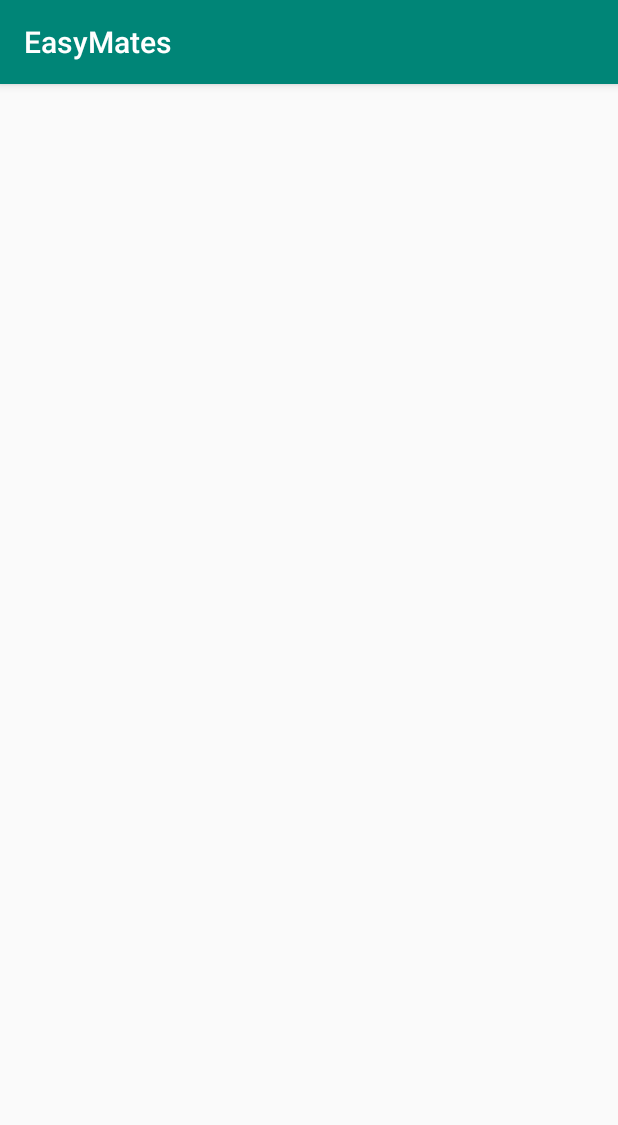
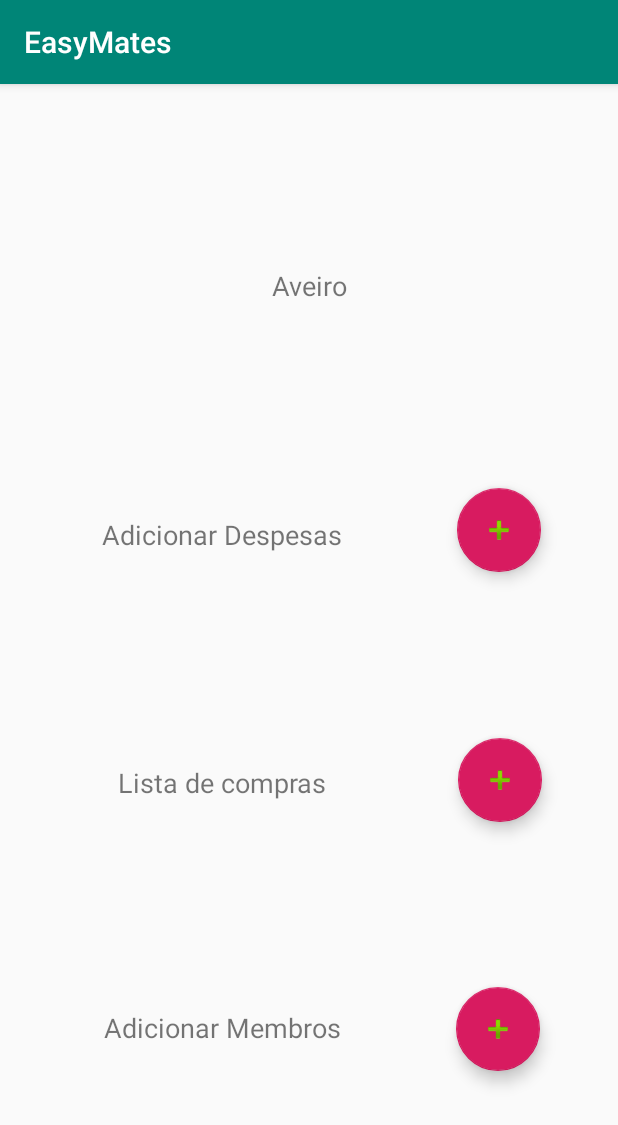
Before and after one commit to user-cube/EasyMates, an Android app: the manageHouse screen opened directly, with no data from a screen before it, on a phone screen of 412 x 824 dp. Shown: the top 1125 px of the screen. Run offline under Robolectric (Android 15) with nearby library versions, the phone set to English and light mode, and no system bars.

Commit message:
Manage group

```diff
--- a/app/build.gradle
+++ b/app/build.gradle
@@ -27,4 +27,5 @@ dependencies {
     testImplementation 'junit:junit:4.12'
     androidTestImplementation 'com.android.support.test:runner:1.0.2'
     androidTestImplementation 'com.android.support.test.espresso:espresso-core:3.0.2'
+    implementation 'com.google.android.gms:play-services-maps:16.1.0'
 }
--- a/app/src/main/AndroidManifest.xml
+++ b/app/src/main/AndroidManifest.xml
@@ -13,7 +13,9 @@
         android:roundIcon="@drawable/ic_launcher_round"
         android:supportsRtl="true"
         android:theme="@style/AppTheme">
-        <activity android:name=".SuccessJoin"></activity>
+        <activity android:name=".ShopList"></activity>
+        <activity android:name=".AddDespesas" />
+        <activity android:name=".SuccessJoin" />
         <activity
             android:name=".UserSucess2"
             android:label="@string/title_activity_user_sucess2"
--- /dev/null
+++ b/app/src/main/java/rc/EasyMates/AddDespesas.java
@@ -0,0 +1,13 @@
+package rc.EasyMates;
+
+import android.support.v7.app.AppCompatActivity;
+import android.os.Bundle;
+
+public class AddDespesas extends AppCompatActivity {
+
+    @Override
+    protected void onCreate(Bundle savedInstanceState) {
+        super.onCreate(savedInstanceState);
+        setContentView(R.layout.activity_add_despesas);
+    }
+}
--- a/app/src/main/java/rc/EasyMates/GlobalClass.java
+++ b/app/src/main/java/rc/EasyMates/GlobalClass.java
@@ -13,4 +13,27 @@ public class GlobalClass {
     public static String groupName;
     public static String location;
     public static String defaultUUID = "abcd";
+    public static String defaultLocation = "Aveiro";
+
+
+    public static String item1;
+    public static String item2;
+    public static String item3;
+    public static String item4;
+    public static String item5;
+    public static String item6;
+    public static String item7;
+    public static String item8;
+    public static String item9;
+    public static String item10;
+    public static String item11;
+    public static String item12;
+    public static String item13;
+    public static String item14;
+    public static String item15;
+    public static String item16;
+    public static String item17;
+    public static String item18;
+    public static String item19;
+    public static String item20;
 }
--- /dev/null
+++ b/app/src/main/java/rc/EasyMates/ShopList.java
@@ -0,0 +1,13 @@
+package rc.EasyMates;
+
+import android.support.v7.app.AppCompatActivity;
+import android.os.Bundle;
+
+public class ShopList extends AppCompatActivity {
+
+    @Override
+    protected void onCreate(Bundle savedInstanceState) {
+        super.onCreate(savedInstanceState);
+        setContentView(R.layout.activity_shop_list);
+    }
+}
--- a/app/src/main/java/rc/EasyMates/manageHouse.java
+++ b/app/src/main/java/rc/EasyMates/manageHouse.java
@@ -1,7 +1,10 @@
 package rc.EasyMates;
 
+import android.content.Intent;
 import android.support.v7.app.AppCompatActivity;
 import android.os.Bundle;
+import android.view.View;
+import android.widget.TextView;
 
 /**
  * Main page of House Management.
@@ -14,6 +17,22 @@ public class manageHouse extends AppCompatActivity {
     protected void onCreate(Bundle savedInstanceState) {
         super.onCreate(savedInstanceState);
         setContentView(R.layout.activity_manage_group);
+        onLoad();
+    }
+
+    public void onLoad(){
+        TextView textView = (TextView)findViewById(R. id. HouseName);
+        textView.setText(GlobalClass.defaultLocation);
+    }
+
+    public void addDespesa(){
+        Intent intent = new Intent(this, AddDespesas.class);
+        startActivity(intent);
+    }
+
+    public void addShopList(){
+        Intent intent = new Intent(this, ShopList.class);
+        startActivity(intent);
     }
 
     @Override
--- /dev/null
+++ b/app/src/main/res/layout/activity_add_despesas.xml
@@ -0,0 +1,9 @@
+<?xml version="1.0" encoding="utf-8"?>
+<android.support.constraint.ConstraintLayout xmlns:android="http://schemas.android.com/apk/res/android"
+    xmlns:app="http://schemas.android.com/apk/res-auto"
+    xmlns:tools="http://schemas.android.com/tools"
+    android:layout_width="match_parent"
+    android:layout_height="match_parent"
+    tools:context=".AddDespesas">
+
+</android.support.constraint.ConstraintLayout>
--- a/app/src/main/res/layout/activity_manage_group.xml
+++ b/app/src/main/res/layout/activity_manage_group.xml
@@ -6,4 +6,96 @@
     android:layout_height="match_parent"
     tools:context=".manageHouse">
 
+    <android.support.design.widget.FloatingActionButton
+        android:id="@+id/addDespesas"
+        android:layout_width="wrap_content"
+        android:layout_height="wrap_content"
+        android:clickable="true"
+        app:layout_constraintBottom_toTopOf="@+id/addLista"
+        app:layout_constraintEnd_toEndOf="parent"
+        app:layout_constraintHorizontal_bias="0.5"
+        app:layout_constraintStart_toEndOf="@+id/textView3"
+        app:layout_constraintTop_toBottomOf="@+id/HouseName"
+        app:srcCompat="@android:drawable/ic_input_add" />
+
+    <TextView
+        android:id="@+id/textView3"
+        android:layout_width="194dp"
+        android:layout_height="47dp"
+        android:layout_marginEnd="8dp"
+        android:layout_marginRight="8dp"
+        android:gravity="center"
+        android:text="Adicionar Despesas"
+        android:textSize="18sp"
+        app:layout_constraintBottom_toTopOf="@+id/textView4"
+        app:layout_constraintEnd_toStartOf="@+id/addDespesas"
+        app:layout_constraintHorizontal_bias="0.5"
+        app:layout_constraintStart_toStartOf="parent"
+        app:layout_constraintTop_toBottomOf="@+id/HouseName" />
+
+    <TextView
+        android:id="@+id/textView4"
+        android:layout_width="195dp"
+        android:layout_height="49dp"
+        android:layout_marginEnd="8dp"
+        android:layout_marginRight="8dp"
+        android:gravity="center"
+        android:text="Lista de compras"
+        android:textSize="18sp"
+        app:layout_constraintBottom_toTopOf="@+id/Textttttt"
+        app:layout_constraintEnd_toStartOf="@+id/addLista"
+        app:layout_constraintHorizontal_bias="0.5"
+        app:layout_constraintStart_toStartOf="parent"
+        app:layout_constraintTop_toBottomOf="@+id/textView3" />
+
+    <android.support.design.widget.FloatingActionButton
+        android:id="@+id/addLista"
+        android:layout_width="wrap_content"
+        android:layout_height="wrap_content"
+        android:clickable="true"
+        app:layout_constraintBottom_toTopOf="@+id/addMembros"
+        app:layout_constraintEnd_toEndOf="parent"
+        app:layout_constraintHorizontal_bias="0.5"
+        app:layout_constraintStart_toEndOf="@+id/textView4"
+        app:layout_constraintTop_toBottomOf="@+id/addDespesas"
+        app:srcCompat="@android:drawable/ic_input_add" />
+
+    <android.support.design.widget.FloatingActionButton
+        android:id="@+id/addMembros"
+        android:layout_width="wrap_content"
+        android:layout_height="wrap_content"
+        android:clickable="true"
+        app:layout_constraintBottom_toBottomOf="parent"
+        app:layout_constraintEnd_toEndOf="parent"
+        app:layout_constraintHorizontal_bias="0.5"
+        app:layout_constraintStart_toEndOf="@+id/Textttttt"
+        app:layout_constraintTop_toBottomOf="@+id/addLista"
+        app:srcCompat="@android:drawable/ic_input_add" />
+
+    <TextView
+        android:id="@+id/Textttttt"
+        android:layout_width="192dp"
+        android:layout_height="43dp"
+        android:layout_marginEnd="8dp"
+        android:layout_marginRight="8dp"
+        android:gravity="center"
+        android:text="Adicionar Membros"
+        android:textSize="18sp"
+        app:layout_constraintBottom_toBottomOf="parent"
+        app:layout_constraintEnd_toStartOf="@+id/addMembros"
+        app:layout_constraintHorizontal_bias="0.5"
+        app:layout_constraintStart_toStartOf="parent"
+        app:layout_constraintTop_toBottomOf="@+id/textView4" />
+
+    <TextView
+        android:id="@+id/HouseName"
+        android:layout_width="171dp"
+        android:layout_height="49dp"
+        android:gravity="center"
+        android:textSize="18sp"
+        app:layout_constraintBottom_toTopOf="@+id/addDespesas"
+        app:layout_constraintEnd_toEndOf="parent"
+        app:layout_constraintHorizontal_bias="0.5"
+        app:layout_constraintStart_toStartOf="parent"
+        app:layout_constraintTop_toTopOf="parent" />
 </android.support.constraint.ConstraintLayout>
--- /dev/null
+++ b/app/src/main/res/layout/activity_shop_list.xml
@@ -0,0 +1,9 @@
+<?xml version="1.0" encoding="utf-8"?>
+<android.support.constraint.ConstraintLayout xmlns:android="http://schemas.android.com/apk/res/android"
+    xmlns:app="http://schemas.android.com/apk/res-auto"
+    xmlns:tools="http://schemas.android.com/tools"
+    android:layout_width="match_parent"
+    android:layout_height="match_parent"
+    tools:context=".ShopList">
+
+</android.support.constraint.ConstraintLayout>
```
